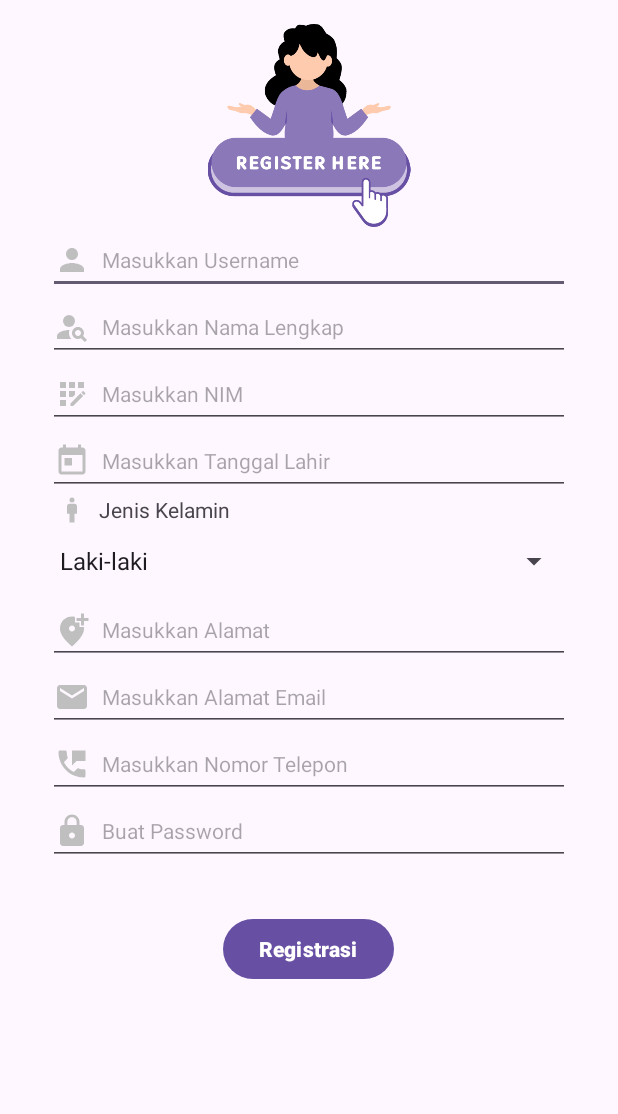
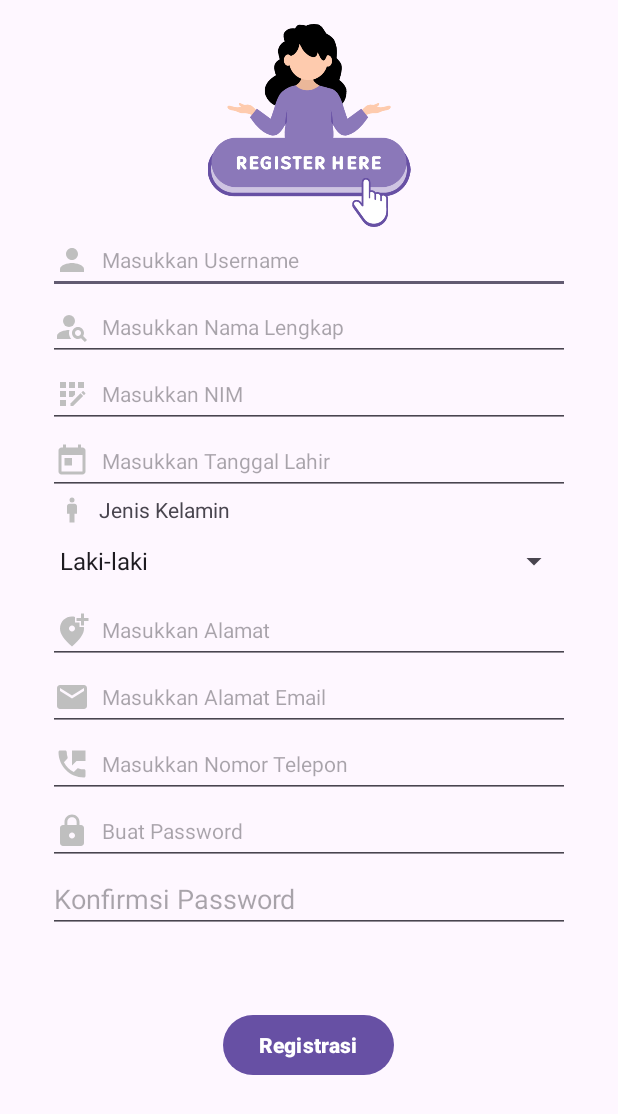
Before and after one commit to ArindaLovi/thestudent, an Android app: the screen it shows after launch (MainActivity), after a tap on "Registrasi", on a phone screen of 412 x 824 dp. Shown: the top 1114 px of the screen. Run offline under Robolectric (Android 15) with nearby library versions, the light colour scheme and no system bars.

Commit message:
UPDATE - Menambah edit konfirmasi

```diff
--- a/app/src/main/java/com/arin/thestudent/MainActivity.java
+++ b/app/src/main/java/com/arin/thestudent/MainActivity.java
@@ -24,7 +24,7 @@ import java.util.Calendar;
 public class MainActivity extends AppCompatActivity {
 
     //mendeklarasikan elemen-elemen seperti EditText, Spinner, dan Button
-    private EditText edtDate, edtUsername, edtFullname, edtNIM, edtAddress, edtEmail, edtPhone, edtPassword;
+    private EditText edtDate, edtUsername, edtFullname, edtNIM, edtAddress, edtEmail, edtPhone, edtPassword, edit_konfirmasi;
     private Spinner spinnerGender;
     private Button btnRegister;
 
@@ -34,7 +34,7 @@ public class MainActivity extends AppCompatActivity {
         super.onCreate(savedInstanceState);
         setContentView(R.layout.activity_main);
 
-        // Inisialisasi view dari form input
+        // Inisialisasi view d ari form input
         edtUsername = findViewById(R.id.edt_username);
         edtFullname = findViewById(R.id.edt_fullname);
         edtNIM = findViewById(R.id.edt_nim);
@@ -44,6 +44,7 @@ public class MainActivity extends AppCompatActivity {
         edtEmail = findViewById(R.id.edt_email);
         edtPhone = findViewById(R.id.edt_phone);
         edtPassword = findViewById(R.id.edt_password);
+        edit_konfirmasi = findViewById(R.id.edit_konfirmasi);
         btnRegister = findViewById(R.id.btn_register); //Set action untuk tombol register (untuk mengambil input form dan tampilkan di Toast)
 
         // Tambahkan inisialisasi untuk btnRegister
@@ -61,10 +62,11 @@ public class MainActivity extends AppCompatActivity {
                 String email = edtEmail.getText().toString();
                 String phone = edtPhone.getText().toString();
                 String password = edtPassword.getText().toString();
+                String konfirmasi = edit_konfirmasi.getText().toString();
                 //menampilkan input yang diambil dalam bentuk Toast
                 Toast.makeText(MainActivity.this,
                         "Nama: " + fullname + ", Email: " + email + ", Tanggal Lahir: " + date+
-                                ", Jenis Kelamin: " + gender,
+                                ", Jenis Kelamin: " + gender + ", Konfirmasi Password: " + konfirmasi,
                         Toast.LENGTH_LONG).show();
 
                 //membuat objek mahasiswa untuk menyimpan inpurt data
--- a/app/src/main/java/com/arin/thestudent/model/Mahasiswa.java
+++ b/app/src/main/java/com/arin/thestudent/model/Mahasiswa.java
@@ -10,6 +10,7 @@ public class Mahasiswa {
     private String email;
     private String phone;
     private String password;
+
 
     public Mahasiswa(String username, String fullname, String nim, String date, String gender, String address, String email, String phone, String password) {
         this.username = username;
--- a/app/src/main/res/layout/activity_main.xml
+++ b/app/src/main/res/layout/activity_main.xml
@@ -175,7 +175,7 @@
         android:id="@+id/btn_register"
         android:layout_width="wrap_content"
         android:layout_height="wrap_content"
-        android:layout_marginTop="32dp"
+        android:layout_marginTop="96dp"
         android:text="Registrasi"
         android:textStyle="bold"
         app:layout_constraintEnd_toEndOf="parent"
@@ -183,4 +183,15 @@
         app:layout_constraintStart_toStartOf="parent"
         app:layout_constraintTop_toBottomOf="@+id/edt_password" />
 
+    <EditText
+        android:id="@+id/edit_konfirmasi"
+        android:layout_width="0dp"
+        android:layout_height="wrap_content"
+        android:ems="10"
+        android:hint="Konfirmsi Password"
+        android:inputType="numberPassword"
+        app:layout_constraintEnd_toEndOf="@+id/edt_password"
+        app:layout_constraintStart_toStartOf="@+id/edt_password"
+        app:layout_constraintTop_toBottomOf="@+id/edt_password" />
+
 </androidx.constraintlayout.widget.ConstraintLayout>
```
